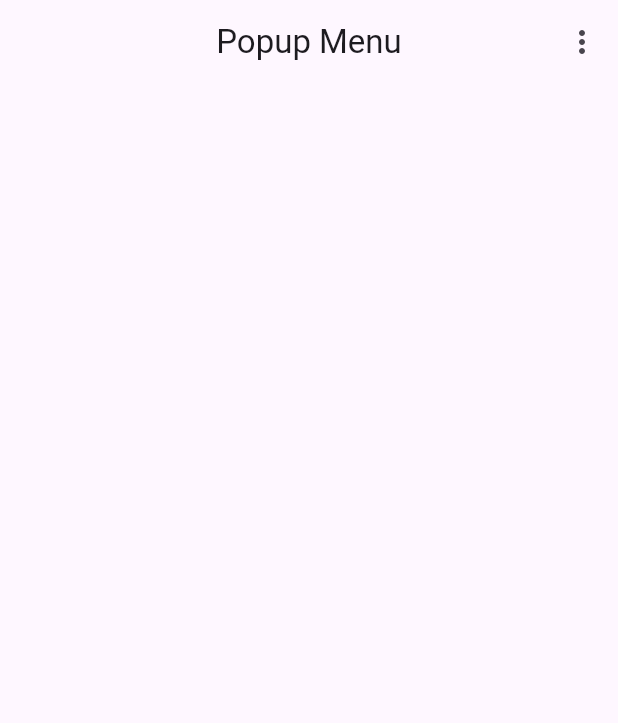
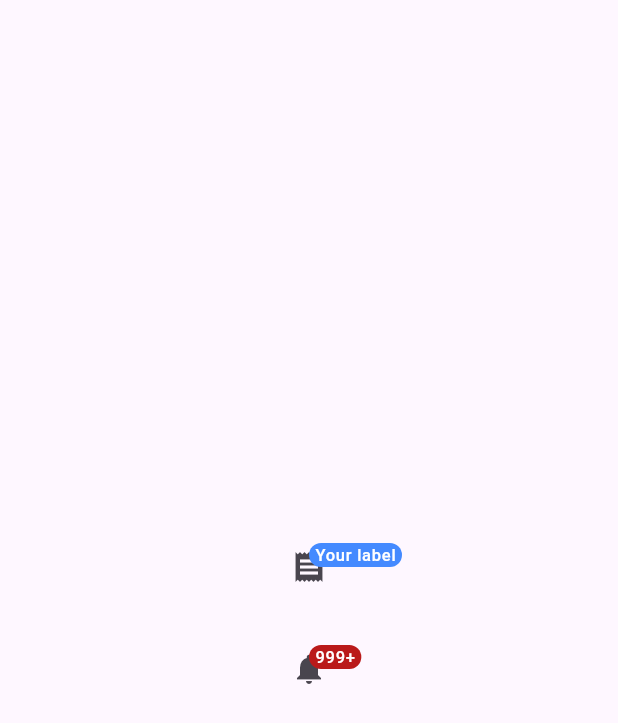
Before and after one commit to Elgammal1299/Flutter-Catalog-Widget, a Flutter app: the screen it shows after launch, on a phone screen of 412 x 824 dp. Shown: the top 723 px of the screen. Run offline on Flutter 3.47's test engine with Material 3 defaults, Android fonts, the phone set to English and light mode, and no system bars.

Commit message:
Add BadgeExample and SegmentedButton components

```diff
--- /dev/null
+++ b/lib/Badge/badge_example.dart
@@ -0,0 +1,34 @@
+import 'package:flutter/material.dart';
+
+class BadgeExample extends StatelessWidget {
+  const BadgeExample({super.key});
+
+  @override
+  Widget build(BuildContext context) {
+    return Scaffold(
+      body: Center(
+        child: Column(
+          mainAxisAlignment: MainAxisAlignment.center,
+          children: <Widget>[
+            IconButton(
+              icon: const Badge(
+                label: Text('Your label'),
+                backgroundColor: Colors.blueAccent,
+                child: Icon(Icons.receipt),
+              ),
+              onPressed: () {},
+            ),
+            const SizedBox(height: 20),
+            IconButton(
+              icon: Badge.count(
+                count: 9999,
+                child: const Icon(Icons.notifications),
+              ),
+              onPressed: () {},
+            ),
+          ],
+        ),
+      ),
+    );
+  }
+}
--- a/lib/main.dart
+++ b/lib/main.dart
@@ -1,5 +1,5 @@
 import 'package:flutter/material.dart';
-import 'package:flutter_catalog_widget/Popup%20Menu/popup_menu.dart';
+import 'package:flutter_catalog_widget/Badge/badge_example.dart';
 
 void main() {
   runApp(const MyApp());
@@ -13,10 +13,11 @@ class MyApp extends StatelessWidget {
   Widget build(BuildContext context) {
     return MaterialApp(
       title: 'Flutter Demo',
+      debugShowCheckedModeBanner: false,
       theme: ThemeData(
         colorScheme: ColorScheme.fromSeed(seedColor: Colors.deepPurple),
       ),
-      home: PopupMenu(),
+      home: BadgeExample(),
     );
   }
 }
```
Also changed, not shown: lib/Segmented Button/segmented_button.dart (added, +109 -0 lines).
